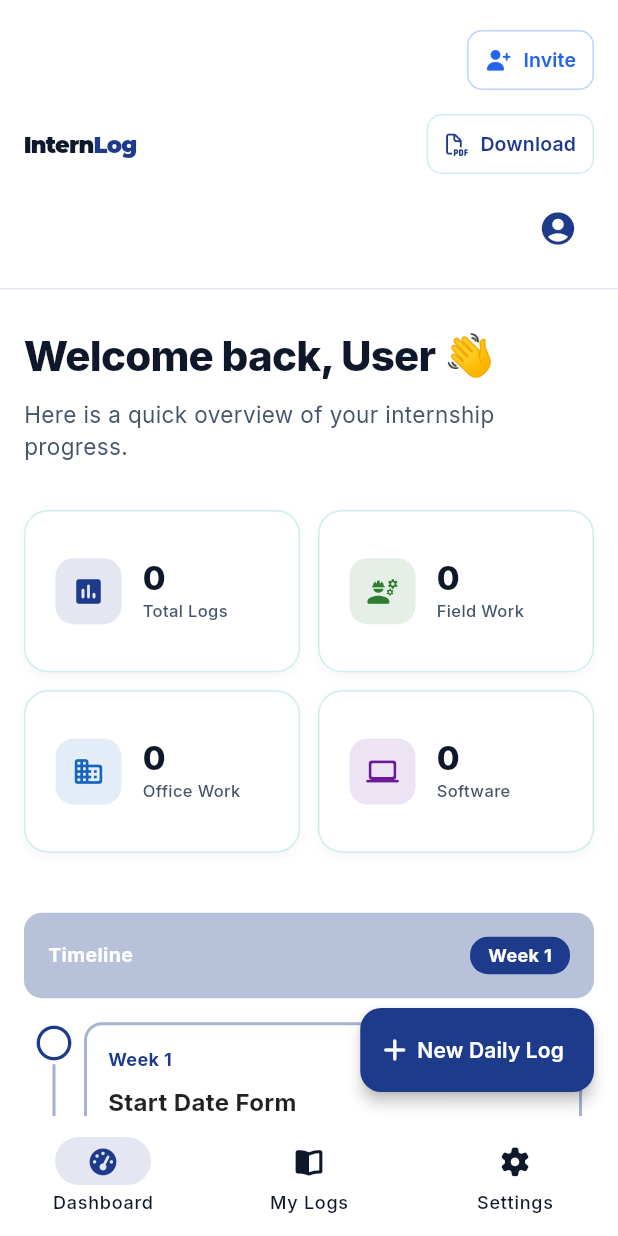
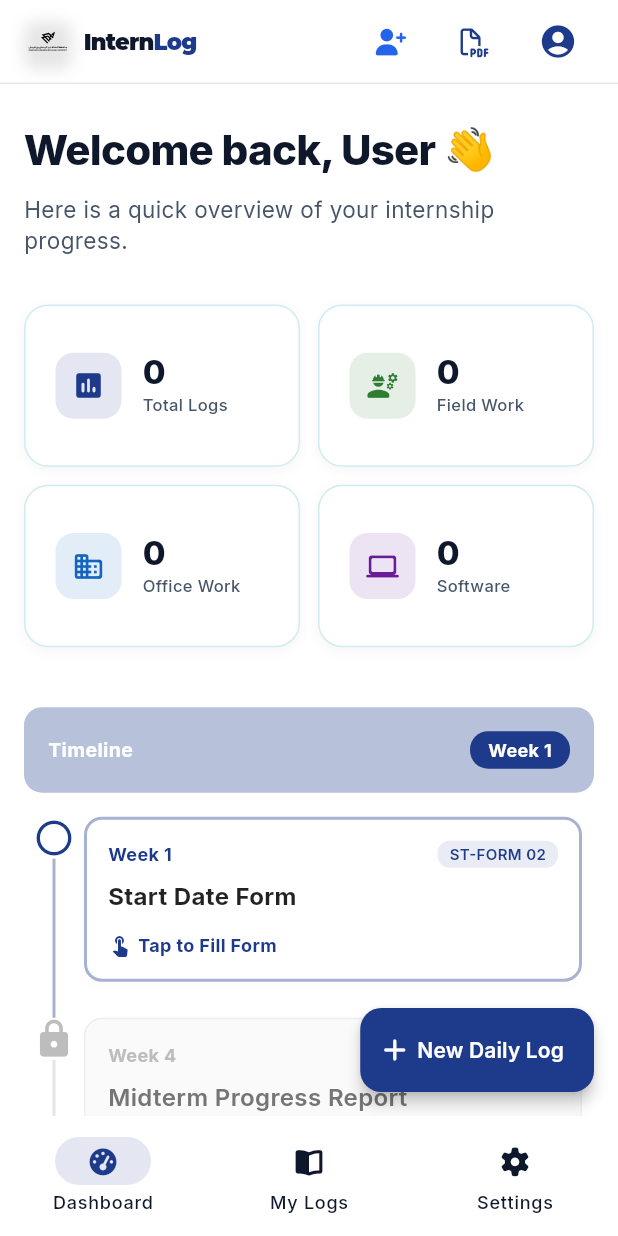
Before and after one commit to YSY114243/ProLog, a Flutter app: the DashboardScreen screen opened directly, on a phone screen of 412 x 824 dp. Run offline on Flutter 3.47's test engine with Material 3 defaults, Android fonts, the phone set to English and light mode, and no system bars; our stand-ins replace file_picker, fl_chart, flutter_svg, font_awesome_flutter, google_fonts, image_picker and 6 more; missing offline and left inert: dart:html, dart:js_interop, dart:ui_web; accounts and stored records are empty.

Commit message:
Fix dashboard appbar layout and profile data synchronization

```diff
--- a/lib/screens/dashboard_screen.dart
+++ b/lib/screens/dashboard_screen.dart
@@ -496,69 +496,63 @@ class _AppHeader extends StatelessWidget {
 
   @override
   Widget build(BuildContext context) {
-
     return Container(
+      height: kToolbarHeight,
       decoration: BoxDecoration(
         color: Theme.of(context).colorScheme.surface,
         border:
             Border(bottom: BorderSide(color: Theme.of(context).dividerColor, width: 1)),
       ),
       padding: EdgeInsets.symmetric(
-          horizontal: isDesktop ? 32 : 16, vertical: 16),
+          horizontal: isDesktop ? 32 : 16),
       child: Row(
         children: [
           if (!isDesktop) ...[
-            const InternLogLogo.small(showIcon: false),
+            const InternLogLogo.small(showIcon: true),
             const Spacer(),
           ] else ...[
+            Row(
+              children: [
+                const InternLogLogo.small(showIcon: true),
+                const SizedBox(width: 12),
                 Column(
+                  mainAxisAlignment: MainAxisAlignment.center,
                   crossAxisAlignment: CrossAxisAlignment.start,
                   children: [
                     Text(title,
-                    style: Theme.of(context).textTheme.headlineMedium),
+                        style: Theme.of(context).textTheme.titleMedium?.copyWith(fontWeight: FontWeight.bold)),
                     Text(
                       DateFormat('EEEE, MMMM d yyyy').format(DateTime.now()),
-                  style: Theme.of(context).textTheme.bodyMedium,
+                      style: Theme.of(context).textTheme.bodySmall,
+                    ),
+                  ],
                 ),
               ],
             ),
             const Spacer(),
           ],
 
-          // Actions wrapped to prevent overflow
-          Expanded(
-            flex: isDesktop ? 0 : 1,
-            child: Wrap(
-              alignment: WrapAlignment.end,
-              crossAxisAlignment: WrapCrossAlignment.center,
-              spacing: 8,
-              runSpacing: 8,
+          // Actions
+          Row(
+            mainAxisSize: MainAxisSize.min,
             children: [
               // Invite Supervisor Button
-                OutlinedButton.icon(
+              IconButton(
                 onPressed: onInvite,
-                  icon: const FaIcon(FontAwesomeIcons.userPlus, size: 14),
-                  label: const Text('Invite', style: TextStyle(fontWeight: FontWeight.w600, fontSize: 13)),
-                  style: OutlinedButton.styleFrom(
-                    foregroundColor: Theme.of(context).colorScheme.secondary,
-                    side: BorderSide(color: Theme.of(context).colorScheme.secondary.withValues(alpha: 0.3)),
-                    shape: RoundedRectangleBorder(borderRadius: BorderRadius.circular(10)),
-                    padding: const EdgeInsets.symmetric(horizontal: 12, vertical: 8),
+                icon: const FaIcon(FontAwesomeIcons.userPlus, size: 18),
+                color: Theme.of(context).colorScheme.secondary,
+                tooltip: 'Invite Supervisor',
               ),
-                ),
+              const SizedBox(width: 8),
 
               // Download Report Button
-                OutlinedButton.icon(
+              IconButton(
                 onPressed: onDownload,
-                  icon: const FaIcon(FontAwesomeIcons.filePdf, size: 14),
-                  label: const Text('Download', style: TextStyle(fontWeight: FontWeight.w600, fontSize: 13)),
-                  style: OutlinedButton.styleFrom(
-                    foregroundColor: Theme.of(context).colorScheme.primary,
-                    side: const BorderSide(color: Color(0xFFD0ECF0)),
-                    shape: RoundedRectangleBorder(borderRadius: BorderRadius.circular(10)),
-                    padding: const EdgeInsets.symmetric(horizontal: 12, vertical: 8),
+                icon: const FaIcon(FontAwesomeIcons.filePdf, size: 18),
+                color: Theme.of(context).colorScheme.primary,
+                tooltip: 'Download PDF',
               ),
-                ),
+              const SizedBox(width: 8),
 
               // Profile Button
               IconButton(
@@ -566,11 +560,8 @@ class _AppHeader extends StatelessWidget {
                 color: Theme.of(context).colorScheme.primary,
                 onPressed: onProfile,
                 tooltip: 'My Profile',
-                  padding: EdgeInsets.zero,
-                  constraints: const BoxConstraints(),
               ),
             ],
-            ),
           ),
         ],
       ),
--- a/lib/screens/profile_screen.dart
+++ b/lib/screens/profile_screen.dart
@@ -1,5 +1,6 @@
 import 'package:flutter/material.dart';
 import 'package:intl/intl.dart';
+import 'package:supabase_flutter/supabase_flutter.dart';
 import '../services/supabase_service.dart';
 
 class ProfileScreen extends StatefulWidget {
@@ -22,9 +23,16 @@ class _ProfileScreenState extends State<ProfileScreen> {
   Future<void> _loadProfile() async {
     setState(() => _isLoading = true);
     final profile = await SupabaseService.instance.getUserProfile();
+    final user = Supabase.instance.client.auth.currentUser;
+    final meta = user?.userMetadata ?? {};
+
     if (mounted) {
       setState(() {
-        _profile = profile;
+        _profile = profile != null ? Map<String, dynamic>.from(profile) : {};
+        _profile!['uni_name'] = meta['uni_name'] ?? _profile!['uni_name'];
+        _profile!['major'] = meta['major'] ?? _profile!['major'];
+        _profile!['company'] = meta['company'] ?? _profile!['company'];
+        _profile!['full_name'] = meta['full_name'] ?? meta['name'] ?? _profile!['full_name'];
         _isLoading = false;
       });
     }
```
Lines whose indentation alone changed are shown as unchanged.
